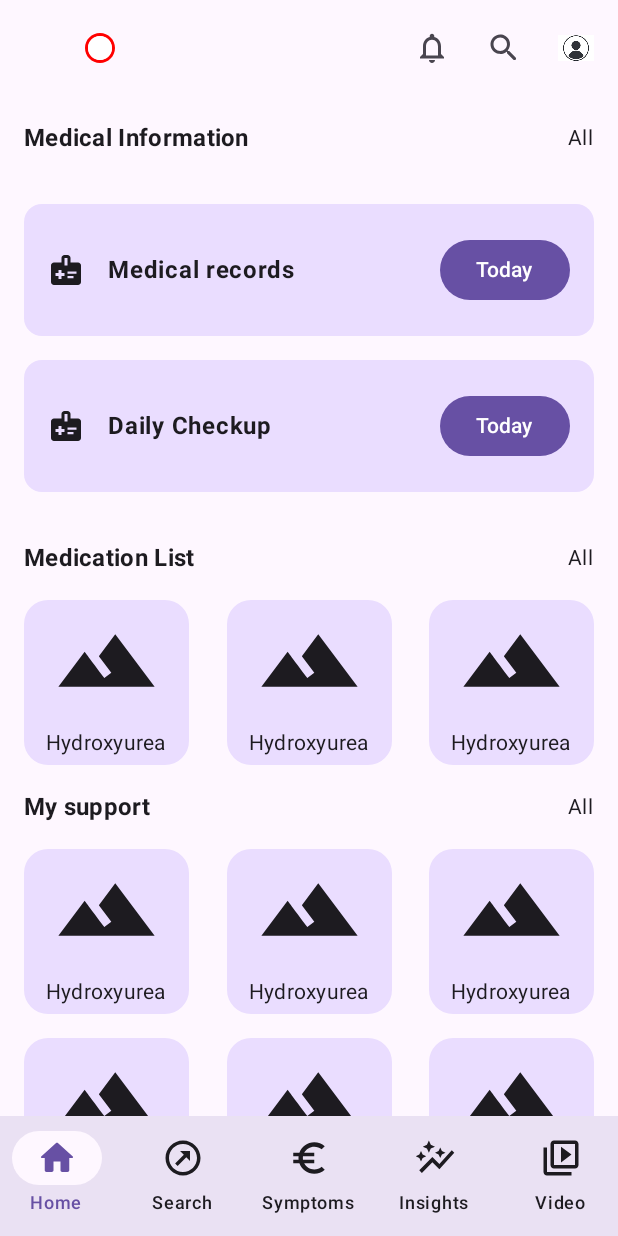
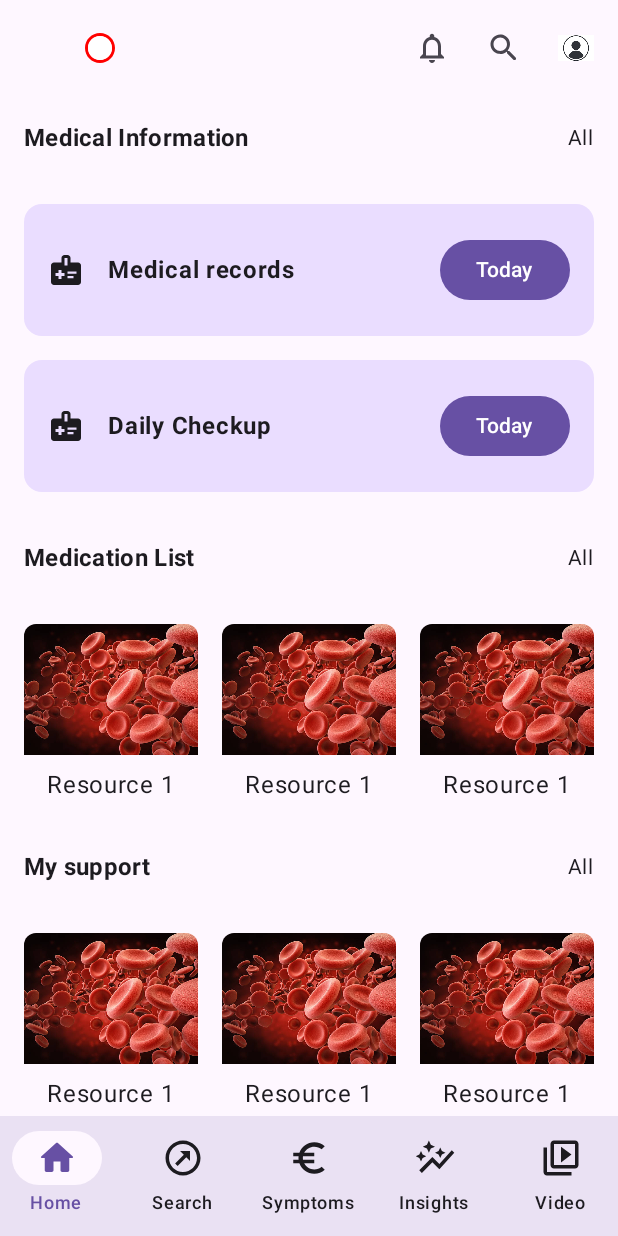
Before and after one commit to MikeMatovu/Sickler_Aid, an Android app built with Jetpack Compose: the HomeScreen screen opened through its navigation route, on a phone screen of 412 x 824 dp. Run offline under Robolectric (Android 15) with nearby library versions, the phone set to English and light mode, and no system bars; our stand-ins replace Dagger/Hilt's generated code, Firebase (no records; nobody signed in at launch, a user with empty details on screens opened directly).

Commit message:
Home screen

```diff
--- a/app/src/main/java/com/micodes/sickleraid/presentation/daily_checkup/DailyCheckupScreen.kt
+++ b/app/src/main/java/com/micodes/sickleraid/presentation/daily_checkup/DailyCheckupScreen.kt
@@ -28,7 +28,6 @@ import com.micodes.sickleraid.presentation.common.composable.CenterAlignedTopApp
 import com.micodes.sickleraid.presentation.common.composable.UnderlineTextField
 import com.micodes.sickleraid.presentation.profile.composable.SpaceVertical32
 
-@OptIn(ExperimentalMaterial3Api::class)
 @Composable
 fun DailyCheckupScreen(
     navController: NavController,
--- a/app/src/main/java/com/micodes/sickleraid/presentation/home/HomeScreen.kt
+++ b/app/src/main/java/com/micodes/sickleraid/presentation/home/HomeScreen.kt
@@ -1,21 +1,20 @@
 package com.micodes.sickleraid.presentation.home
 
-import androidx.compose.animation.AnimatedVisibility
 import androidx.compose.foundation.Image
 import androidx.compose.foundation.background
-import androidx.compose.foundation.layout.Arrangement
 import androidx.compose.foundation.layout.Column
-import androidx.compose.foundation.layout.Row
 import androidx.compose.foundation.layout.Spacer
 import androidx.compose.foundation.layout.fillMaxSize
 import androidx.compose.foundation.layout.fillMaxWidth
 import androidx.compose.foundation.layout.height
 import androidx.compose.foundation.layout.padding
 import androidx.compose.foundation.layout.size
-import androidx.compose.foundation.rememberScrollState
+import androidx.compose.foundation.lazy.LazyColumn
 import androidx.compose.foundation.shape.RoundedCornerShape
-import androidx.compose.foundation.verticalScroll
 import androidx.compose.material.icons.Icons
+import androidx.compose.material.icons.filled.Favorite
+import androidx.compose.material.icons.filled.Home
+import androidx.compose.material.icons.filled.Settings
 import androidx.compose.material.icons.outlined.Notifications
 import androidx.compose.material.icons.rounded.Search
 import androidx.compose.material3.Button
@@ -26,28 +25,25 @@ import androidx.compose.material3.Icon
 import androidx.compose.material3.IconButton
 import androidx.compose.material3.MaterialTheme
 import androidx.compose.material3.Scaffold
-import androidx.compose.material3.Surface
+import androidx.compose.material3.SnackbarHost
+import androidx.compose.material3.SnackbarHostState
 import androidx.compose.material3.Text
 import androidx.compose.runtime.Composable
 import androidx.compose.runtime.mutableStateOf
 import androidx.compose.runtime.remember
 import androidx.compose.runtime.rememberCoroutineScope
-import androidx.compose.ui.Alignment
 import androidx.compose.ui.Modifier
 import androidx.compose.ui.res.painterResource
 import androidx.compose.ui.tooling.preview.Preview
 import androidx.compose.ui.unit.dp
-import androidx.compose.ui.window.Dialog
-import androidx.compose.ui.window.DialogProperties
 import androidx.hilt.navigation.compose.hiltViewModel
 import androidx.navigation.NavController
 import com.micodes.sickleraid.R
 import com.micodes.sickleraid.data.remote.AuthState
 import com.micodes.sickleraid.data.remote.DataProvider
 import com.micodes.sickleraid.presentation.auth.AuthViewModel
-import com.micodes.sickleraid.presentation.auth.login.LoginScreen
 import com.micodes.sickleraid.presentation.common.composable.TopAppBarComposable
-import com.micodes.sickleraid.presentation.home.components.ContentListItem
+import com.micodes.sickleraid.presentation.home.components.ContentGrid
 import com.micodes.sickleraid.presentation.home.components.ContentRow
 import com.micodes.sickleraid.presentation.home.components.SectionTitle
 import com.micodes.sickleraid.presentation.navgraph.Screen
@@ -63,10 +59,14 @@ fun HomeScreen(
 ) {
 
     val scope = rememberCoroutineScope()
+    val snackbarHostState = remember { SnackbarHostState() }
 
     val openLoginDialog = remember { mutableStateOf(false) }
     val authState = DataProvider.authState
     Scaffold(
+        snackbarHost = {
+            SnackbarHost(hostState = snackbarHostState)
+        },
         topBar = {
             TopAppBarComposable(
                 title = {
@@ -114,12 +114,12 @@ fun HomeScreen(
         modifier = Modifier
             .background(MaterialTheme.colorScheme.background)
     ) { paddingValues ->
-        Column(
+        LazyColumn(
             modifier = Modifier
                 .fillMaxSize()
                 .padding(paddingValues)
-                .verticalScroll(rememberScrollState())
         ) {
+            item {
                 SectionTitle("Medical Information")
                 Column(
                     modifier = Modifier.padding(16.dp)
@@ -140,63 +140,56 @@ fun HomeScreen(
                         modifier = Modifier
                     )
                 }
+            }
+            item {
 
                 SectionTitle("Medication List")
-            Row(
-                verticalAlignment = Alignment.CenterVertically,
-                horizontalArrangement = Arrangement.SpaceBetween,
-                modifier = Modifier
-                    .fillMaxWidth()
-                    .padding(horizontal = 16.dp)
-            ) {
-                ContentListItem()
-                ContentListItem()
-                ContentListItem()
+
+                val dummyResources2 = listOf(
+                    SupportResource(title = "Resource 1", image = painterResource(id = R.drawable.cells)),
+                    SupportResource(title = "Resource 1", image = painterResource(id = R.drawable.cells)),
+                    SupportResource(title = "Resource 1", image = painterResource(id = R.drawable.cells)),
+                )
+                ContentGrid(resources = dummyResources2, height = 150)
             }
+
+            item {
 
                 //TODO GET RESOURCES FROM https://www.sicklecelldisease.org/support-and-community/links-resources/
                 SectionTitle("My support")
-            Row(
-                verticalAlignment = Alignment.CenterVertically,
-                horizontalArrangement = Arrangement.SpaceBetween,
-                modifier = Modifier
-                    .fillMaxWidth()
-                    .padding(horizontal = 16.dp)
-            ) {
-                ContentListItem()
-                ContentListItem()
-                ContentListItem()
-            }
-            Spacer(modifier = Modifier.height(16.dp))
-            Row(
-                verticalAlignment = Alignment.CenterVertically,
-                horizontalArrangement = Arrangement.SpaceBetween,
-                modifier = Modifier
-                    .fillMaxWidth()
-                    .padding(horizontal = 16.dp)
-            ) {
-                ContentListItem()
-                ContentListItem()
-                ContentListItem()
+
+                val dummyResources = listOf(
+                    SupportResource(title = "Resource 1", image = painterResource(id = R.drawable.cells)),
+                    SupportResource(title = "Resource 1", image = painterResource(id = R.drawable.cells)),
+                    SupportResource(title = "Resource 1", image = painterResource(id = R.drawable.cells)),
+                    SupportResource(title = "Resource 1", image = painterResource(id = R.drawable.cells)),
+                    SupportResource(title = "Resource 1", image = painterResource(id = R.drawable.cells)),
+                    SupportResource(title = "Resource 1", image = painterResource(id = R.drawable.cells)),
+                )
+                ContentGrid(resources = dummyResources, height = 300)
             }
 
-            //DUmmy content to be replaced
 
+            item {
+                //End dummy content
+                Button(
+//                    onClick = {
+//                        if (authState != AuthState.SignedIn)
+//                            openLoginDialog.value = true
+//                        else
+//                            authViewModel.signOut()
+//                    },
+                    onClick = {
+                        scope.launch {
+                            snackbarHostState.showSnackbar("Snackbar")
+                        }
+                    },
 
-            Button(
-                onClick = {
-                    if (authState != AuthState.SignedIn)
-                        openLoginDialog.value = true
-                    else
-                        authViewModel.signOut()
-                },
                     modifier = Modifier
                         .size(width = 200.dp, height = 50.dp)
                         .padding(horizontal = 16.dp),
                     shape = RoundedCornerShape(10.dp),
-                colors = ButtonDefaults.buttonColors(
-                    containerColor = MaterialTheme.colorScheme.tertiary,
-                )
+
                 ) {
                     Text(
                         text = if (authState != AuthState.SignedIn) "Sign-in" else "Sign out",
@@ -208,21 +201,24 @@ fun HomeScreen(
                 //End dummy content
             }
             //MOre dummy content
-        AnimatedVisibility(visible = openLoginDialog.value) {
-            Dialog(
-                onDismissRequest = { openLoginDialog.value = false },
-                properties = DialogProperties(
-                    usePlatformDefaultWidth = false
-                )
-            ) {
-                Surface(modifier = Modifier.fillMaxSize()) {
-                    LoginScreen(
-                        navController = navController,
-                    )
+//            AnimatedVisibility(visible = openLoginDialog.value) {
+//                Dialog(
+//                    onDismissRequest = { openLoginDialog.value = false },
+//                    properties = DialogProperties(
+//                        usePlatformDefaultWidth = false
+//                    )
+//                ) {
+//                    Surface(modifier = Modifier.fillMaxSize()) {
+//                        LoginScreen(
+//                            navController = navController,
+//                        )
+//                    }
+//                }
+//            }
+
         }
-            }
-        }
-        //End dummy content
+
+
     }
 
 }
@@ -233,16 +229,3 @@ fun HomeScreenPreview() {
 //    HomeScreen(navController = rememberNavController())
 
 }
-
-
-//Text(text = "Home screen")
-//Button(onClick = {
-//    navController.navigate(Screen.LoginScreen.route)
-//}) {
-//    Text(text = "Login")
-//}
-//Button(onClick = {
-//    navController.navigate(Screen.SignUpScreen.route)
-//}) {
-//    Text(text = "Sign Up")
-//}
--- /dev/null
+++ b/app/src/main/java/com/micodes/sickleraid/presentation/home/Resource.kt
@@ -0,0 +1,8 @@
+package com.micodes.sickleraid.presentation.home
+
+import androidx.compose.ui.graphics.painter.Painter
+
+data class SupportResource(
+    val title: String,
+    val image: Painter
+)
--- /dev/null
+++ b/app/src/main/java/com/micodes/sickleraid/presentation/home/components/ContentGrid.kt
@@ -0,0 +1,135 @@
+package com.micodes.sickleraid.presentation.home.components
+
+import androidx.compose.foundation.Image
+import androidx.compose.foundation.layout.Arrangement
+import androidx.compose.foundation.layout.Box
+import androidx.compose.foundation.layout.Column
+import androidx.compose.foundation.layout.Row
+import androidx.compose.foundation.layout.Spacer
+import androidx.compose.foundation.layout.fillMaxWidth
+import androidx.compose.foundation.layout.height
+import androidx.compose.foundation.layout.padding
+import androidx.compose.foundation.layout.size
+import androidx.compose.foundation.lazy.grid.GridCells
+import androidx.compose.foundation.lazy.grid.LazyVerticalGrid
+import androidx.compose.foundation.lazy.grid.items
+import androidx.compose.foundation.shape.RoundedCornerShape
+import androidx.compose.material.icons.Icons
+import androidx.compose.material.icons.filled.Favorite
+import androidx.compose.material.icons.filled.Home
+import androidx.compose.material.icons.filled.Settings
+import androidx.compose.material3.Card
+import androidx.compose.material3.CardDefaults
+import androidx.compose.material3.Icon
+import androidx.compose.material3.MaterialTheme
+import androidx.compose.material3.Text
+import androidx.compose.runtime.Composable
+import androidx.compose.ui.Alignment
+import androidx.compose.ui.Modifier
+import androidx.compose.ui.graphics.Color
+import androidx.compose.ui.res.painterResource
+import androidx.compose.ui.tooling.preview.Preview
+import androidx.compose.ui.unit.dp
+import com.micodes.sickleraid.R
+import com.micodes.sickleraid.presentation.home.SupportResource
+
+
+@Composable
+fun ContentGrid(resources: List<SupportResource>, height: Int) {
+
+    LazyVerticalGrid(
+        columns = GridCells.Adaptive(minSize = 116.dp),
+        modifier = Modifier
+            .height(height.dp)
+            .padding(8.dp)
+    ) {
+        items(resources) { resource ->
+            Card(
+                modifier = Modifier
+                    .padding(8.dp)
+                    .size(128.dp),
+                shape = RoundedCornerShape(8.dp),
+                colors = CardDefaults.cardColors(
+                    containerColor = Color.Transparent
+                )
+            ) {
+                Column(
+                    verticalArrangement = Arrangement.Center,
+                    horizontalAlignment = Alignment.CenterHorizontally
+                ) {
+                    Image(
+                        painter = resource.image,
+                        contentDescription = resource.title,
+                        modifier = Modifier.fillMaxWidth()
+                    )
+                    Spacer(modifier = Modifier.height(8.dp))
+                    Text(text = resource.title)
+                }
+
+
+            }
+        }
+    }
+}
+
+
+
+@Composable
+fun ContentGrid2(resources: List<SupportResource>) {
+    val columns = 3 // Define the number of columns in your grid
+    val rows = resources.size / columns + if (resources.size % columns > 0) 1 else 0
+
+    Column {
+        for (row in 0 until rows) {
+            Row(
+                modifier = Modifier.fillMaxWidth(),
+                horizontalArrangement = Arrangement.SpaceEvenly
+            ) {
+                for (column in 0 until columns) {
+                    val index = row * columns + column
+                    if (index < resources.size) {
+                        val resource = resources[index]
+                        Card(
+                            modifier = Modifier
+                                .padding(8.dp)
+                                .size(128.dp),
+                            shape = RoundedCornerShape(8.dp)
+                        ) {
+                            Column(
+                                modifier = Modifier.padding(16.dp),
+                                verticalArrangement = Arrangement.Center,
+                                horizontalAlignment = Alignment.CenterHorizontally
+                            ) {
+                                Image(
+                                    painter = resource.image,
+                                    contentDescription = resource.title,
+                                    modifier = Modifier.size(48.dp)
+                                )
+                                Spacer(modifier = Modifier.height(8.dp))
+                                Text(text = resource.title)
+                            }
+                        }
+                    } else {
+                        // If there are not enough items to fill the last row, you can either leave it empty or add placeholders
+                        Box(modifier = Modifier.size(128.dp))
+                    }
+                }
+            }
+        }
+    }
+}
+
+@Preview(showBackground = true)
+@Composable
+fun PreviewContentGrid() {
+    val dummyResources = listOf(
+        SupportResource(title = "Resource 1", image = painterResource(id = R.drawable.cells)),
+        SupportResource(title = "Resource 1", image = painterResource(id = R.drawable.cells)),
+        SupportResource(title = "Resource 1", image = painterResource(id = R.drawable.cells)),
+        SupportResource(title = "Resource 1", image = painterResource(id = R.drawable.cells)),
+        SupportResource(title = "Resource 1", image = painterResource(id = R.drawable.cells)),
+        SupportResource(title = "Resource 1", image = painterResource(id = R.drawable.cells)),
+
+        )
+    ContentGrid(resources = dummyResources, height = 200)
+}
```
Also changed, not shown: app/src/main/res/drawable/cells.jpg (added). Lines whose indentation alone changed are shown as unchanged.
